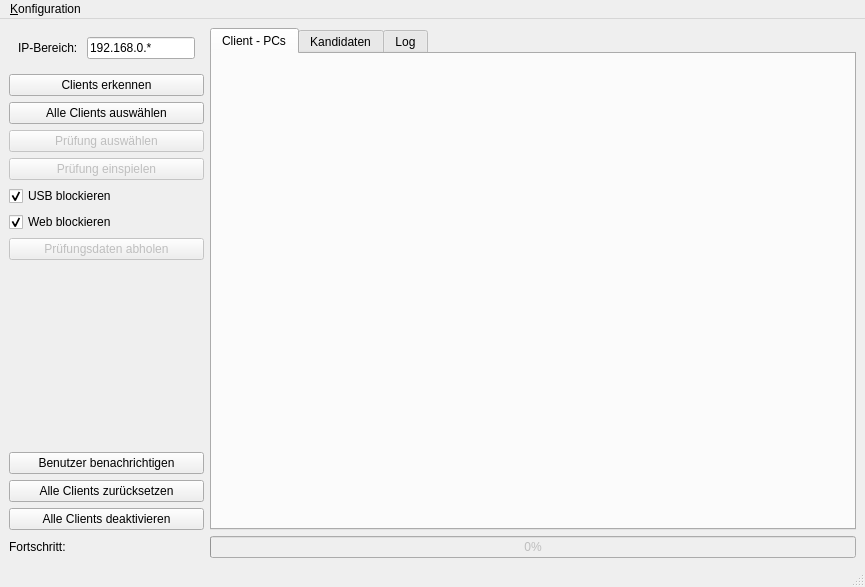
Qt form ui/Ui_MainWindow.ui (greenorca/ECMan) before a commit.
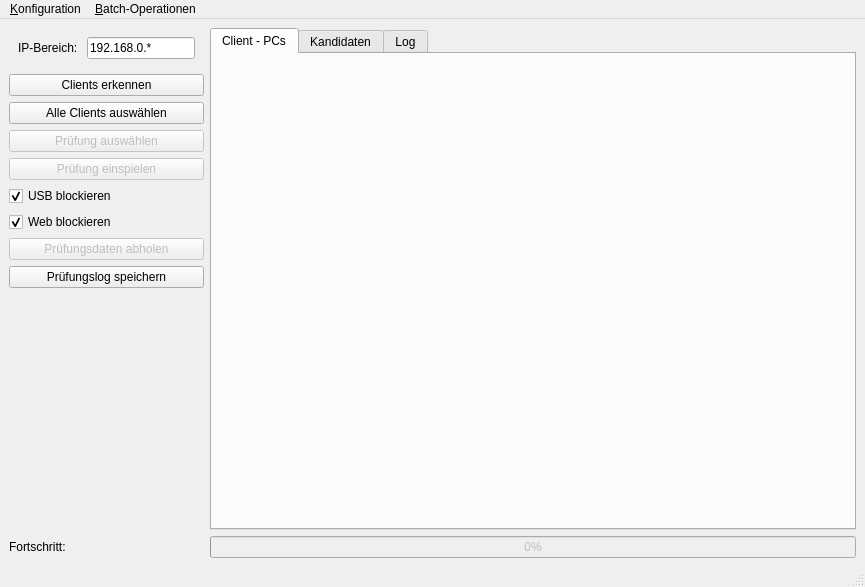
The same form after that commit. Icons and pictures are not drawn.

Commit message: various changes: 1. proper LBClient-widget removal before scanning network (solved a lot of sporadic problems; 2. reworked file retrival strategy; test first for suitable filesize and amount

Patch:
```diff
--- a/ui/Ui_MainWindow.ui
+++ b/ui/Ui_MainWindow.ui
@@ -138,6 +138,13 @@
         </property>
        </widget>
       </item>
+      <item>
+       <widget class="QPushButton" name="btnSaveExamLog">
+        <property name="text">
+         <string>Prüfungslog speichern</string>
+        </property>
+       </widget>
+      </item>
       <item>
        <spacer name="verticalSpacer">
         <property name="orientation">
@@ -151,30 +158,6 @@
         </property>
        </spacer>
       </item>
-      <item>
-       <widget class="QPushButton" name="btnSendMessage">
-        <property name="toolTip">
-         <string>sendet Nachricht an alle ausgewählten Clients.</string>
-        </property>
-        <property name="text">
-         <string>Benutzer benachrichtigen</string>
-        </property>
-       </widget>
-      </item>
-      <item>
-       <widget class="QPushButton" name="btnResetAllClients">
-        <property name="text">
-         <string>Alle Clients zurücksetzen</string>
-        </property>
-       </widget>
-      </item>
-      <item>
-       <widget class="QPushButton" name="btnUnselectAllClients">
-        <property name="text">
-         <string>Alle Clients deaktivieren</string>
-        </property>
-       </widget>
-      </item>
      </layout>
     </item>
     <item row="0" column="1">
@@ -320,7 +303,19 @@
     </property>
     <addaction name="actionBearbeiten"/>
    </widget>
+   <widget class="QMenu" name="menuBatch_Operationen">
+    <property name="title">
+     <string>&amp;Batch-Operationen</string>
+    </property>
+    <addaction name="actionAlle_Clients_zur_cksetzen"/>
+    <addaction name="actionAlle_Clients_deaktivieren"/>
+    <addaction name="actionAlle_Clients_rebooten"/>
+    <addaction name="actionAlle_Clients_herunterfahren"/>
+    <addaction name="separator"/>
+    <addaction name="actionAlle_Benutzer_benachrichtigen"/>
+   </widget>
    <addaction name="menuKonfiguration"/>
+   <addaction name="menuBatch_Operationen"/>
   </widget>
   <widget class="QStatusBar" name="statusbar">
    <property name="sizePolicy">
```
Left out of the diff: 25 changed lines with no effect on the pictures. The commit also changes 11 other files.
